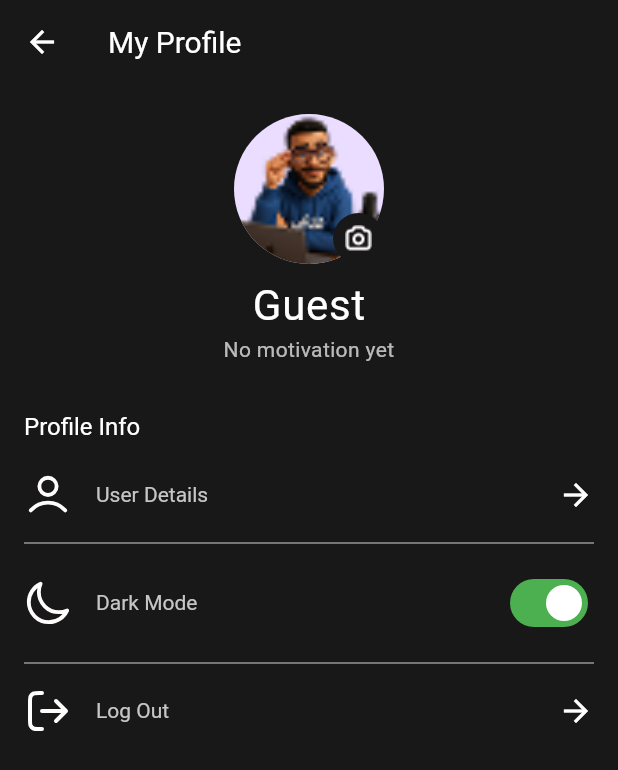
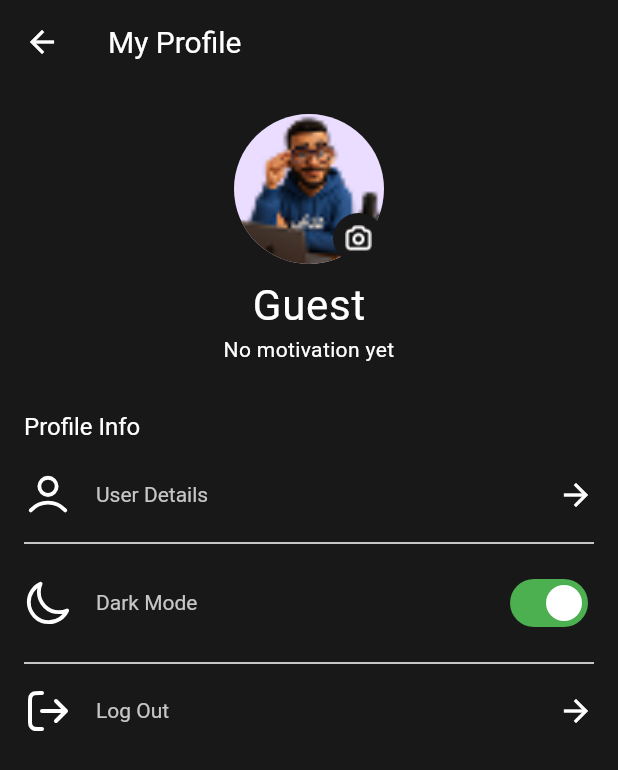
Before and after one commit to MahmoudElhenawy/to_do, a Flutter app: the ProfileView screen opened directly, on a phone screen of 412 x 824 dp. Shown: the top 770 px of the screen. Run offline on Flutter 3.47's test engine with Material 3 defaults, Android fonts, the phone set to English and light mode, and no system bars; our stand-ins replace equatable, flutter_bloc, flutter_svg, hive, hive_flutter; accounts and stored records are empty.

Commit message:
finsh theme mode

```diff
--- a/lib/theme/theme_data_dark.dart
+++ b/lib/theme/theme_data_dark.dart
@@ -3,7 +3,8 @@ import 'package:to_do_app/utils/app_color_dark.dart';
 
 ThemeData getThemeDataDark() {
   return ThemeData(
-    cardColor: const Color(0xff282828),
+    cardColor: const Color(0xffF6F7F9),
+    primaryColor: const Color(0xff282828),
     iconTheme: const IconThemeData(color: AppColorDark.fontColor),
     appBarTheme: const AppBarTheme(
       backgroundColor: AppColorDark.appColor,
--- a/lib/theme/theme_data_white.dart
+++ b/lib/theme/theme_data_white.dart
@@ -3,8 +3,8 @@ import 'package:to_do_app/utils/app_color_light.dart';
 
 ThemeData getThemeDataLight() {
   return ThemeData(
-    cardColor: Colors.white,
-    primaryColor: Colors.white,
+    cardColor: const Color(0xff282828),
+    primaryColor: const Color(0xffFFFFFF),
     iconTheme: const IconThemeData(color: AppColorLight.fontColor),
     appBarTheme: const AppBarTheme(
       backgroundColor: AppColorLight.appColor,
@@ -56,7 +56,7 @@ ThemeData getThemeDataLight() {
     elevatedButtonTheme: ElevatedButtonThemeData(
       style: ElevatedButton.styleFrom(
         backgroundColor: AppColorLight.mainColor,
-        foregroundColor: AppColorLight.fontColor,
+        foregroundColor: Colors.white,
         textStyle: const TextStyle(fontWeight: FontWeight.w500, fontSize: 14),
       ),
     ),
--- a/lib/utils/app_color_light.dart
+++ b/lib/utils/app_color_light.dart
@@ -1,7 +1,7 @@
 import 'package:flutter/material.dart';
 
 class AppColorLight {
-  static const appColor = Colors.white;
+  static const appColor = Color(0xffF6F7F9);
   static const mainColor = Color(0xff15B86C);
   static const fontColor = Colors.black;
 }
--- a/lib/views/completed_tasks_view.dart
+++ b/lib/views/completed_tasks_view.dart
@@ -1,7 +1,7 @@
 import 'package:flutter/material.dart';
 import 'package:flutter_bloc/flutter_bloc.dart';
 import 'package:to_do_app/cubit/task/task_cubit.dart';
-import 'package:to_do_app/widgets/item_task.dart';
+import 'package:to_do_app/widgets/item_task_list_view.dart';
 
 class CompletedTasksView extends StatelessWidget {
   const CompletedTasksView({super.key});
--- a/lib/views/profile_view.dart
+++ b/lib/views/profile_view.dart
@@ -43,23 +43,22 @@ class ProfileView extends StatelessWidget {
             ),
             const SizedBox(height: 12),
 
-            /// 👇 BlocBuilder علشان نعرض بيانات اليوزر
             BlocBuilder<UserCubit, UserModel?>(
               builder: (context, user) {
                 return Column(
                   children: [
                     Text(
                       user?.username ?? "Guest",
-                      style: Theme.of(
-                        context,
-                      ).textTheme.displayLarge?.copyWith(color: Colors.white),
+                      style: Theme.of(context).textTheme.displayLarge?.copyWith(
+                        color: Theme.of(context).iconTheme.color,
+                      ),
                     ),
                     const SizedBox(height: 4),
                     Text(
                       user?.quote ?? "No motivation yet",
-                      style: Theme.of(
-                        context,
-                      ).textTheme.bodyMedium?.copyWith(color: Colors.white70),
+                      style: Theme.of(context).textTheme.bodyMedium?.copyWith(
+                        color: Theme.of(context).iconTheme.color,
+                      ),
                       textAlign: TextAlign.center,
                     ),
                   ],
@@ -84,13 +83,17 @@ class ProfileView extends StatelessWidget {
               child: ProfileInfo(
                 imagePath: 'assets/prof.svg',
                 title: 'User Details',
-                trailing: const Icon(
+                trailing: Icon(
                   Icons.arrow_forward_outlined,
-                  color: Colors.white,
+                  color: Theme.of(context).iconTheme.color,
                 ),
               ),
             ),
-            const Divider(color: Colors.white54, thickness: 1, height: 32),
+            Divider(
+              color: Theme.of(context).iconTheme.color,
+              thickness: 1,
+              height: 32,
+            ),
 
             ProfileInfo(
               imagePath: 'assets/Leading element.svg',
@@ -102,14 +105,17 @@ class ProfileView extends StatelessWidget {
                 },
               ),
             ),
-            const Divider(color: Colors.white54, thickness: 1, height: 32),
-
+            Divider(
+              color: Theme.of(context).iconTheme.color,
+              thickness: 1,
+              height: 32,
+            ),
             ProfileInfo(
               imagePath: 'assets/logout.svg',
               title: 'Log Out',
-              trailing: const Icon(
+              trailing: Icon(
                 Icons.arrow_forward_outlined,
-                color: Colors.white,
+                color: Theme.of(context).iconTheme.color,
               ),
             ),
           ],
--- a/lib/views/to_do_tasks_view.dart
+++ b/lib/views/to_do_tasks_view.dart
@@ -1,7 +1,7 @@
 import 'package:flutter/material.dart';
 import 'package:flutter_bloc/flutter_bloc.dart';
 import 'package:to_do_app/cubit/task/task_cubit.dart';
-import 'package:to_do_app/widgets/item_task.dart';
+import 'package:to_do_app/widgets/item_task_list_view.dart';
 
 class ToDoTasksView extends StatelessWidget {
   const ToDoTasksView({super.key});
--- a/lib/widgets/profile_info.dart
+++ b/lib/widgets/profile_info.dart
@@ -17,7 +17,12 @@ class ProfileInfo extends StatelessWidget {
   Widget build(BuildContext context) {
     return Row(
       children: [
-        SvgPicture.asset(imagePath, width: 32, height: 32),
+        SvgPicture.asset(
+          imagePath,
+          width: 32,
+          height: 32,
+          color: Theme.of(context).iconTheme.color,
+        ),
         const SizedBox(width: 16),
         Text(title, style: Theme.of(context).textTheme.displaySmall),
         const Spacer(),
```
Also changed, not shown: lib/widgets/custom_text_field.dart (+5 -3 lines), lib/widgets/item_task_list_view.dart (renamed from lib/widgets/item_task.dart, +10 -5 lines), lib/widgets/task_view_body.dart (+4 -9 lines), lib/widgets/task_list_view.dart (deleted).
